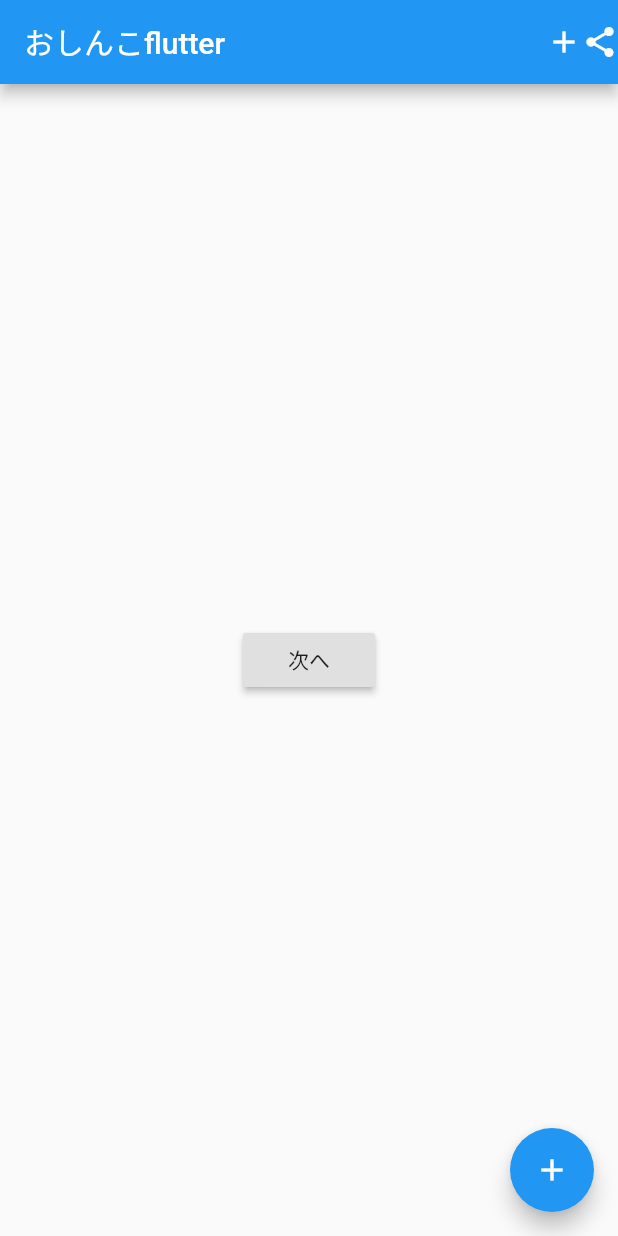
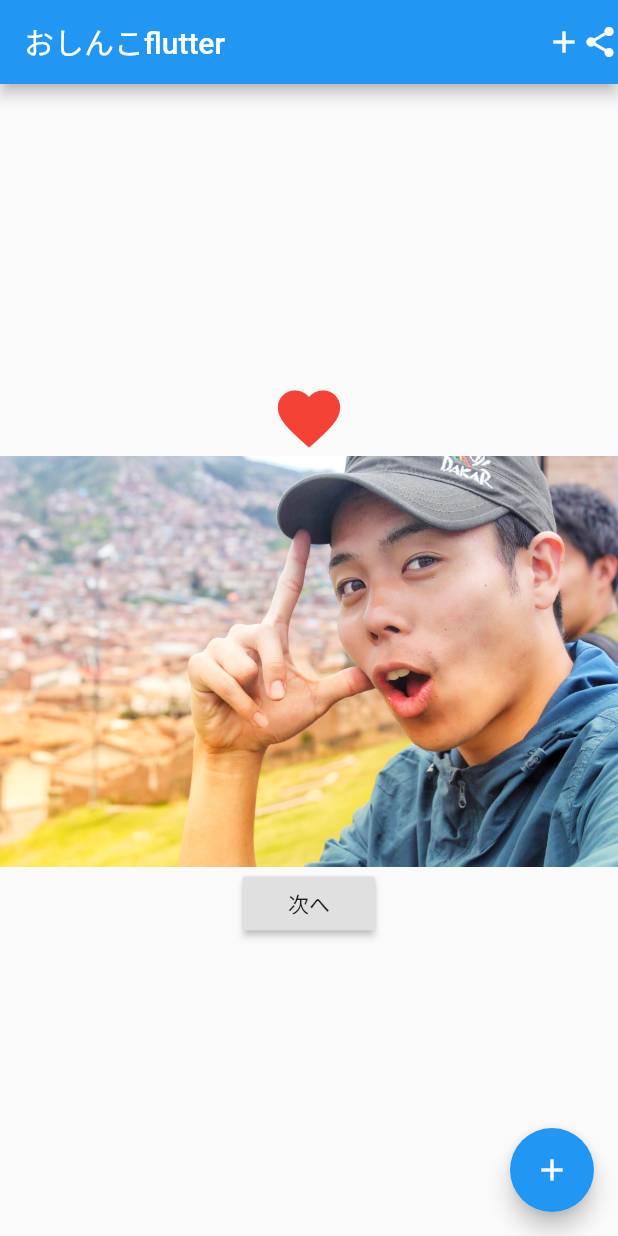
Before and after one commit to oshinkoshinko/myapp, a Flutter app: the screen it shows after launch, on a phone screen of 412 x 824 dp. Run offline on Flutter 3.47's test engine with Material 2 defaults, Android fonts, the phone set to English and light mode, and no system bars.

Commit message:
Add Icon and images from network and directory

```diff
--- a/lib/main.dart
+++ b/lib/main.dart
@@ -74,7 +74,25 @@ class _MyHomePageState extends State<MyHomePage> {
 
       //option + EnterでCenterを付けたり、削除できる
       body: Center(
-        child: RaisedButton(
+        child: Column(
+          //中央寄せ
+          mainAxisAlignment: MainAxisAlignment.center,
+          children: <Widget>[
+
+            //アイコン
+            Icon(
+              Icons.favorite,
+              size: 50,
+              color: Colors.red,
+            ),
+            //フォルダから画像の挿入 pubspec.yamlに記載
+            Image.asset('images/prof.JPG'),
+
+            //ネットから画像の挿入
+            // const Image(
+            //   image: NetworkImage('https://flutter.github.io/assets-for-api-docs/assets/widgets/owl.jpg'),
+            // ),
+            RaisedButton(
             child: Text(text),
               onPressed: () async{
                 //クリック時の処理をかく
@@ -90,6 +108,8 @@ class _MyHomePageState extends State<MyHomePage> {
                 // //画面遷移2
                 // Navigator.pushNamed(context, '/second');
               },
+            ),
+          ],
         ),
       ),
       //   child: Column(
```
Also changed, not shown: pubspec.yaml (+4 -5 lines), images/45623C24-0755-4330-84E8-7C0D6066D314.jpg (added), images/prof.JPG (added). Lines whose indentation alone changed are shown as unchanged.
